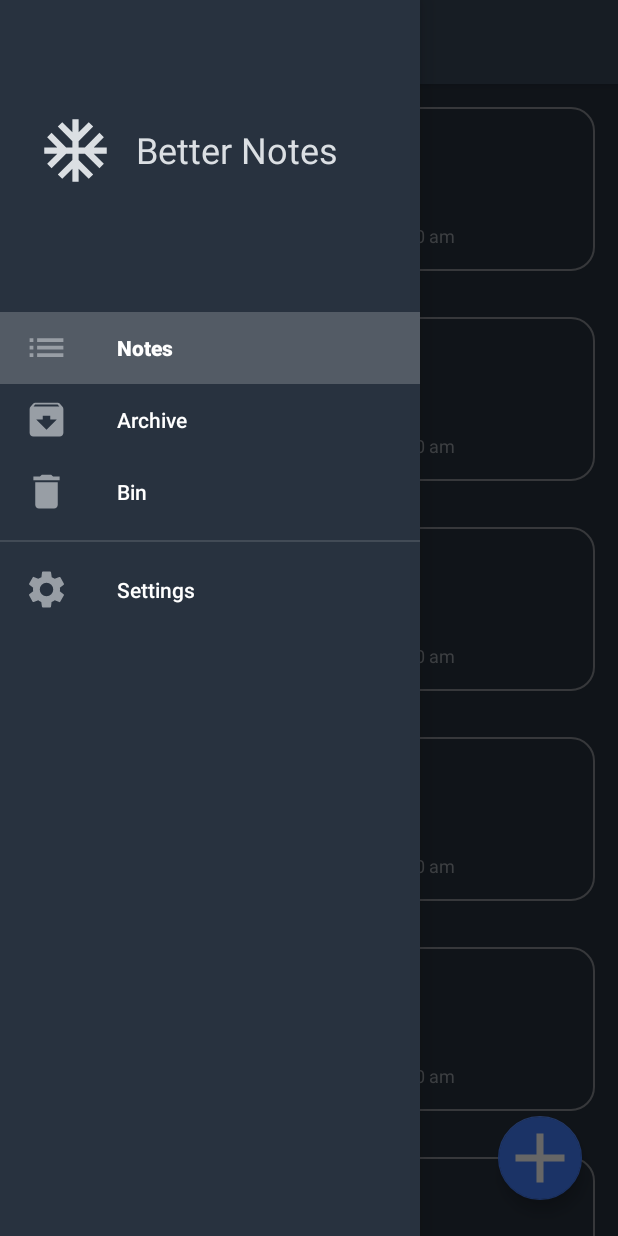
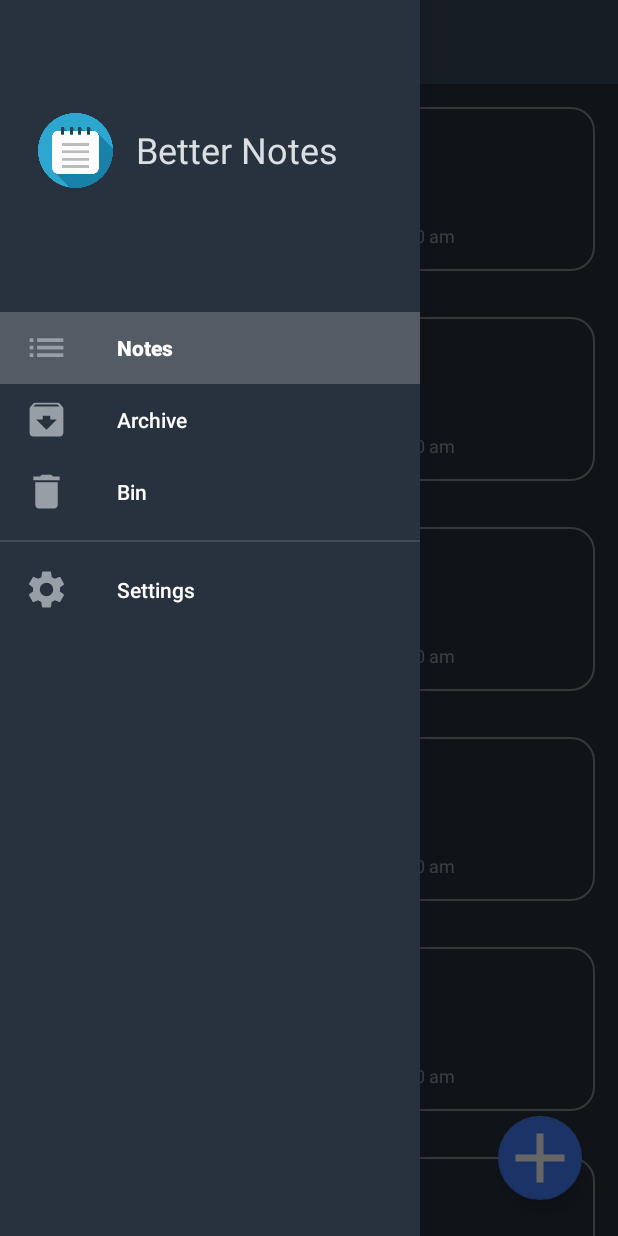
Before and after one commit to akhill4054/android-note-app-Kotlin, an Android app: the screen it shows after launch (MainActivity), with the side drawer open, on a phone screen of 412 x 824 dp. Run offline under Robolectric (Android 15) with nearby library versions, the phone set to English and light mode, and no system bars; our stand-ins replace Room's generated code, navigation-ui; 4 statements that could not run were skipped.

Commit message:
Still needs a lot of work!

```diff
--- a/app/src/main/AndroidManifest.xml
+++ b/app/src/main/AndroidManifest.xml
@@ -4,9 +4,9 @@
 
     <application
         android:allowBackup="true"
-        android:icon="@mipmap/ic_launcher"
+        android:icon="@drawable/ic_launcher_note"
         android:label="@string/app_name"
-        android:roundIcon="@mipmap/ic_launcher_round"
+        android:roundIcon="@drawable/ic_launcher_note"
         android:supportsRtl="true"
         android:theme="@style/AppTheme">
         <activity
--- a/app/src/main/res/layout/nav_header.xml
+++ b/app/src/main/res/layout/nav_header.xml
@@ -9,10 +9,9 @@
         android:id="@+id/imageView"
         android:layout_width="75dp"
         android:layout_height="match_parent"
-        android:tint="?attr/lightTextColor"
         android:paddingStart="25dp"
         android:scaleType="centerInside"
-        app:srcCompat="@drawable/ic_ac_unit_black_24dp" />
+        app:srcCompat="@drawable/ic_launcher_note" />
 
     <TextView
         android:id="@+id/text_header"
```
Also changed, not shown: app/src/main/res/drawable-v24/ic_launcher_note.png (added).
